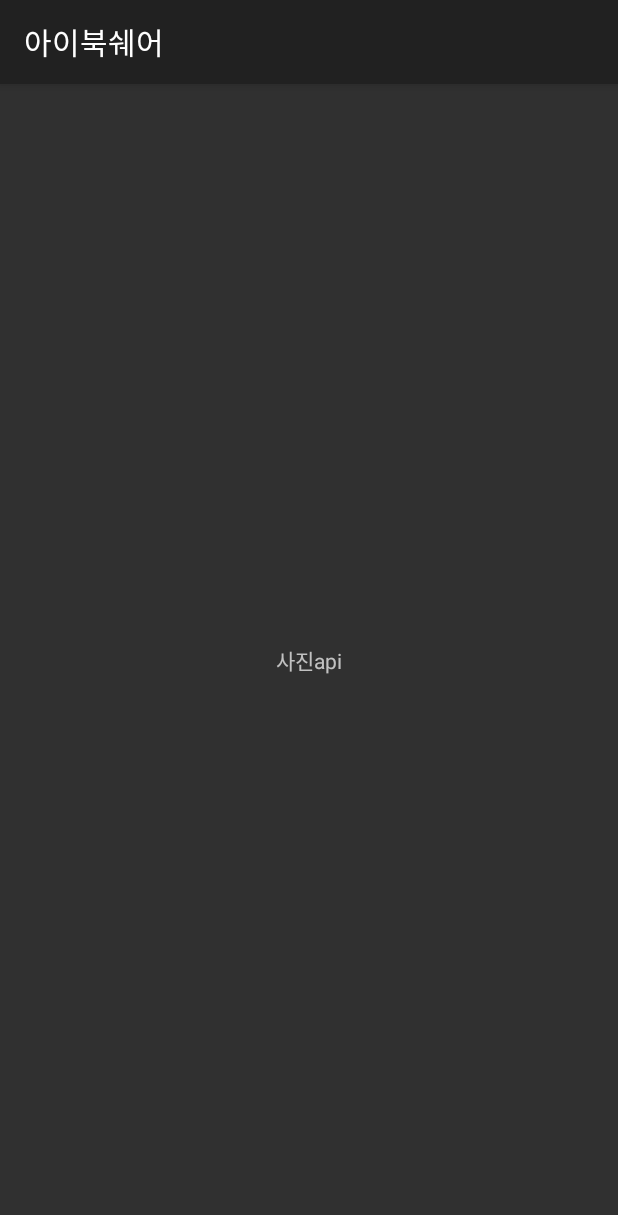
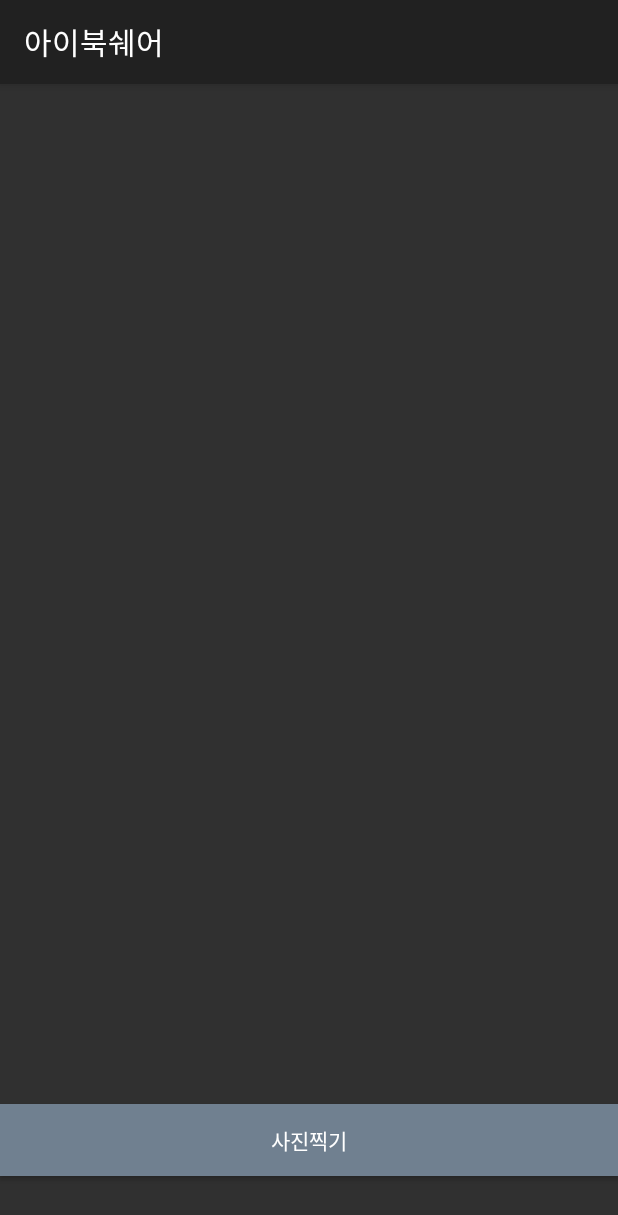
Before and after one commit to songseryeon/frontend2, an Android app: the TakingPhotoActivity screen opened directly, with no data from a screen before it, on a phone screen of 412 x 824 dp. Shown: the top 1215 px of the screen. Run offline under Robolectric (Android 15) with nearby library versions, the phone set to English and light mode, and no system bars; pictures from the network do not load.

```diff
--- a/app/src/main/java/com/example/sharingbookshelf/Activities/MainActivity.java
+++ b/app/src/main/java/com/example/sharingbookshelf/Activities/MainActivity.java
@@ -42,13 +42,15 @@ public class MainActivity extends AppCompatActivity {
         String password = login_password.getText().toString();
 
         if (view.getId() == R.id.login_button) {
-            Intent intent = new Intent(MainActivity.this, LoginResultActivity.class);
+            //Intent intent = new Intent(MainActivity.this, LoginResultActivity.class);
+            Intent intent = new Intent(MainActivity.this, TakingPhotoActivity.class);
             intent.putExtra("email", email);
             intent.putExtra("password", password);
             Toast.makeText(MainActivity.this, "로그인 성공!", Toast.LENGTH_SHORT).show();
             startActivity(intent);
         } else if (view.getId() == R.id.login_button_Google) {
-            Intent intent = new Intent(MainActivity.this, LoginResultActivity.class);
+            //Intent intent = new Intent(MainActivity.this, LoginResultActivity.class);
+            Intent intent = new Intent(MainActivity.this, TakingPhotoActivity.class);
             startActivity(intent);
         }
     }
--- a/app/src/main/java/com/example/sharingbookshelf/Activities/TakingPhotoActivity.java
+++ b/app/src/main/java/com/example/sharingbookshelf/Activities/TakingPhotoActivity.java
@@ -1,16 +1,119 @@
 package com.example.sharingbookshelf.Activities;
 
+import androidx.annotation.NonNull;
 import androidx.appcompat.app.AppCompatActivity;
+import androidx.core.app.ActivityCompat;
 
+import android.Manifest;
+import android.content.Intent;
+import android.content.pm.PackageManager;
+import android.graphics.Bitmap;
+import android.os.Build;
 import android.os.Bundle;
+import android.provider.MediaStore;
+import android.util.Log;
+import android.view.View;
+import android.widget.Button;
+import android.widget.ImageView;
 
 import com.example.sharingbookshelf.R;
 
 public class TakingPhotoActivity extends AppCompatActivity {
+        Button btn = null;
+        ImageView iv = null;
+
+//null        @Override
+//        protected void onCreate(Bundle savedInstanceState)
+//        {
+//            super.onCreate(savedInstanceState);
+//            setContentView(R.layout.activity_main);
+//
+//            setup();
+//        }
+//
+//        private void setup()
+//        {
+//            btn = (Button)findViewById(R.id.btn_photo);
+//            iv = (ImageView)findViewById(R.id.iv_photo);
+//
+//            btn.setOnClickListener(new View.OnClickListener()
+//            {
+//                @Override
+//                public void onClick(View v)
+//                {
+//                    Intent intent = new Intent(MediaStore.ACTION_IMAGE_CAPTURE);
+//                    startActivityForResult(intent,1);
+//                }
+//            });
+//        }
+//
+//        @Override
+//        protected void onActivityResult(int requestCode, int resultCode, Intent data) {
+//            super.onActivityResult(requestCode, resultCode, data);
+//            iv.setImageURI(data.getData());
+//        }
+//    }
+
+    final private static String TAG = "SSSSSSSSS";
+    Button btn_photo; ImageView iv_photo;
+    final static int TAKE_PICTURE = 1;
+    String mCurrentPhotoPath;
+
+    final static int REQUEST_TAKE_PHOTO = 1;
 
     @Override
     protected void onCreate(Bundle savedInstanceState) {
         super.onCreate(savedInstanceState);
         setContentView(R.layout.activity_taking_photo);
+        iv_photo = findViewById(R.id.iv_photo);
+        btn_photo = findViewById(R.id.btn_photo);
+        if(Build.VERSION.SDK_INT >= Build.VERSION_CODES.M) {
+            if(checkSelfPermission(Manifest.permission.CAMERA) ==
+                    PackageManager.PERMISSION_GRANTED &&
+                    checkSelfPermission(Manifest.permission.WRITE_EXTERNAL_STORAGE) ==
+                            PackageManager.PERMISSION_GRANTED) {
+                Log.d(TAG, "권한 설정 완료");
+            }
+            else {
+                Log.d(TAG, "권한 설정 요청");
+                ActivityCompat.requestPermissions(TakingPhotoActivity.this, new String[]
+                        {Manifest.permission.CAMERA, Manifest.permission.WRITE_EXTERNAL_STORAGE},
+                        1);
+            }
+        }
+        btn_photo.setOnClickListener(new View.OnClickListener() {
+            @Override public void onClick(View v) {
+                switch (v.getId()) {
+                case R.id.btn_photo:
+                    Intent cameraIntent = new Intent(android.provider.MediaStore.ACTION_IMAGE_CAPTURE);
+                    startActivityForResult(cameraIntent, TAKE_PICTURE);
+                    break;
+                }
+            }
+        });
     }
+    // 권한 요청
+     @Override
+    public void onRequestPermissionsResult(int requestCode, @NonNull String[] permissions, @NonNull int[] grantResults) {
+        super.onRequestPermissionsResult(requestCode, permissions, grantResults);
+        Log.d(TAG, "onRequestPermissionsResult");
+        if (grantResults[0] == PackageManager.PERMISSION_GRANTED && grantResults[1] == PackageManager.PERMISSION_GRANTED ) {
+            Log.d(TAG, "Permission: " + permissions[0] + "was " + grantResults[0]);
+        }
+    }
+    // 카메라로 촬영한 사진의 썸네일을 가져와 이미지뷰에 띄워줌
+//    @Override
+//    protected void onActivityResult(int requestCode, int resultCode, Intent intent) {
+//        super.onActivityResult(requestCode, resultCode, intent);
+//        switch (requestCode) {
+//            case TAKE_PICTURE:
+//                if (resultCode == RESULT_OK && intent.hasExtra("data")) {
+//                    Bitmap bitmap = (Bitmap) intent.getExtras().get("data");
+//                    if (bitmap != null) {
+//                        imageView.setImageBitmap(bitmap);
+//                    }
+//                }
+//                break;
+//        }
+//    }
 }
--- a/app/src/main/res/layout/activity_taking_photo.xml
+++ b/app/src/main/res/layout/activity_taking_photo.xml
@@ -1,18 +1,23 @@
 <?xml version="1.0" encoding="utf-8"?>
-<androidx.constraintlayout.widget.ConstraintLayout xmlns:android="http://schemas.android.com/apk/res/android"
-    xmlns:app="http://schemas.android.com/apk/res-auto"
+
+<LinearLayout xmlns:android="http://schemas.android.com/apk/res/android"
     xmlns:tools="http://schemas.android.com/tools"
     android:layout_width="match_parent"
-    android:layout_height="match_parent"
-    tools:context=".Activities.TakingPhotoActivity">
+    android:layout_height="fill_parent"
+    android:orientation="vertical">
 
-    <TextView
-        android:text="사진api"
-        android:layout_width="wrap_content"
+
+    <ImageView
+        android:id="@+id/iv_photo"
+        android:layout_width="match_parent"
+        android:layout_height="680dp" />
+
+    <Button
+        android:id="@+id/btn_photo"
+        android:layout_width="match_parent"
         android:layout_height="wrap_content"
-        app:layout_constraintBottom_toBottomOf="parent"
-        app:layout_constraintLeft_toLeftOf="parent"
-        app:layout_constraintRight_toRightOf="parent"
-        app:layout_constraintTop_toTopOf="parent" />
+        android:background="#708090"
+        android:text="사진찍기" />
 
-</androidx.constraintlayout.widget.ConstraintLayout>
+
+</LinearLayout>
```
Also changed, not shown: app/src/main/AndroidManifest.xml (+8 -0 lines).
